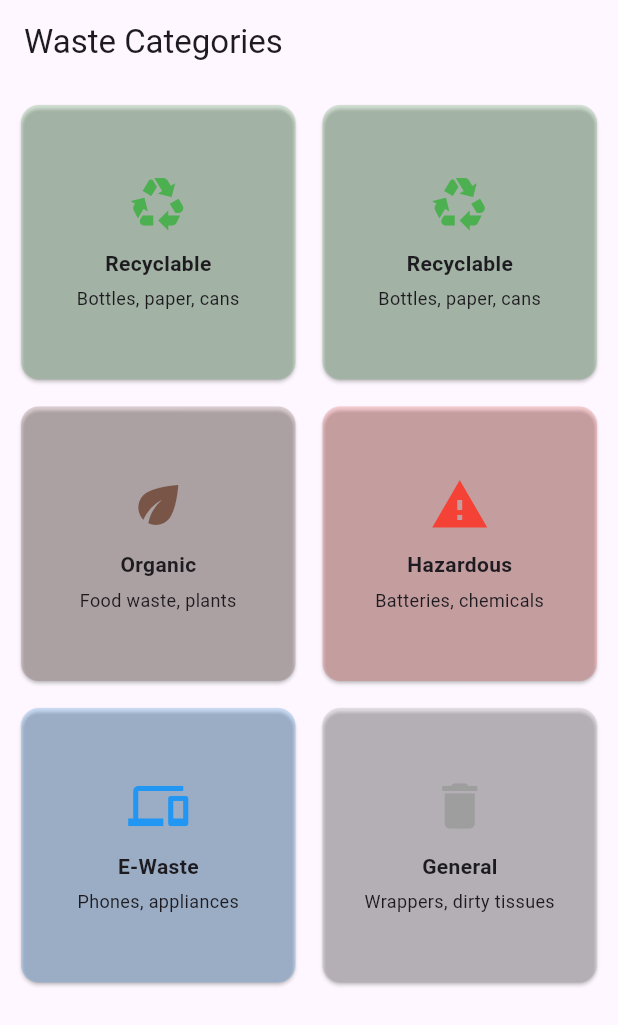
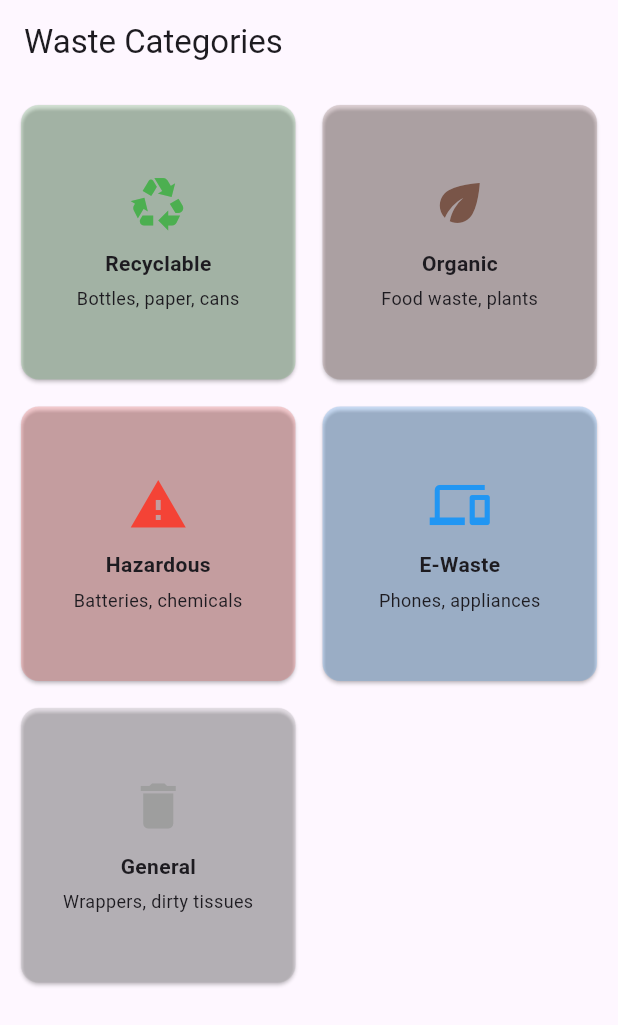
Before and after one commit to Ganda-Cyber/SmartWaste_sorting_dashboard, a Flutter app: the screen it shows after launch, on a phone screen of 412 x 824 dp. Shown: the top 1025 px of the screen. Run offline on Flutter 3.47's test engine with Material 3 defaults, Android fonts, the light colour scheme and no system bars.

Commit message:
Dashboard UII

```diff
--- a/lib/main.dart
+++ b/lib/main.dart
@@ -31,11 +31,10 @@ class WasteCategory {
 class WasteDashboard extends StatelessWidget {
   final List<WasteCategory> categories = [
     WasteCategory("Recyclable", "Bottles, paper, cans", Icons.recycling, Colors.green, "assets/images/recyclable.png"),
-    WasteCategory("Recyclable", "Bottles, paper, cans", Icons.recycling, Colors.green, "assets/images/recyclable (345).jpg"),
-    WasteCategory("Organic", "Food waste, plants", Icons.eco, Colors.brown, "assets/images/"),
-    WasteCategory("Hazardous", "Batteries, chemicals", Icons.warning, Colors.red, "assets/images/"),
-    WasteCategory("E-Waste", "Phones, appliances", Icons.devices, Colors.blue, "assets/images/"),
-    WasteCategory("General", "Wrappers, dirty tissues", Icons.delete, Colors.grey, "assets/images/"),
+    WasteCategory("Organic", "Food waste, plants", Icons.eco, Colors.brown, "assets/images/organic.png"),
+    WasteCategory("Hazardous", "Batteries, chemicals", Icons.warning, Colors.red, "assets/images/Harzadous.png"),
+    WasteCategory("E-Waste", "Phones, appliances", Icons.devices, Colors.blue, "assets/images/E-waste.png"),
+    WasteCategory("General", "Wrappers, dirty tissues", Icons.delete, Colors.grey, "assets/images/General waste.png"),
   ];
 
   @override
```
Also changed, not shown: pubspec.yaml (+6 -3 lines), assets/images/E-waste.png (added), assets/images/General waste.png (added), assets/images/Harzadous.png (added), assets/images/organic.png (added), assets/images/recyclable (334).jpg (deleted), assets/images/recyclable (335).jpg (deleted), assets/images/recyclable (336).jpg (deleted), assets/images/recyclable (343).jpg (deleted), assets/images/recyclable (344).jpg (deleted), assets/images/recyclable (345).jpg (deleted), assets/images/recyclable (352).jpg (deleted), assets/images/recyclable (353).jpg (deleted), assets/images/recyclable.png, 1 more files, 1 other file.
